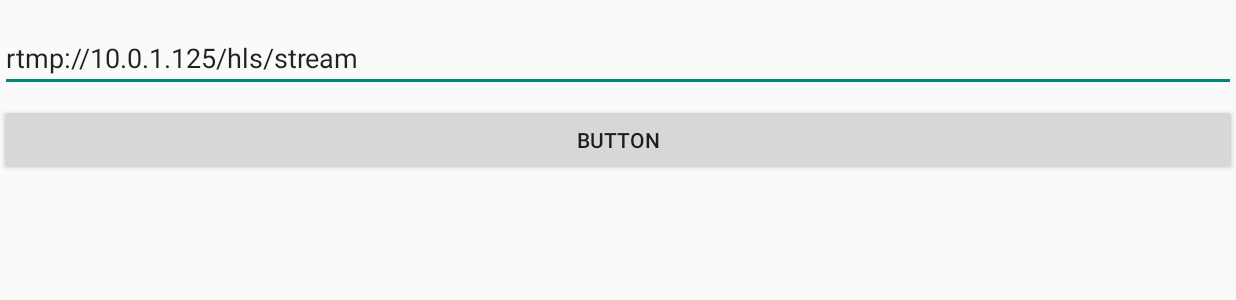
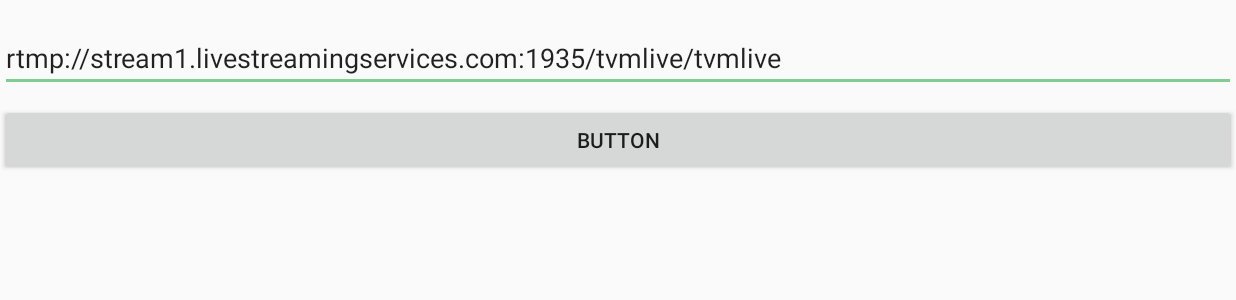
Before and after one commit to VadymMytr/Dream-Team-Game, an Android app: the screen it shows after launch (MainActivity), on a phone screen of 824 x 412 dp (held sideways). Shown: the top 300 px of the screen. Run offline under Robolectric (Android 15) with nearby library versions, the phone set to English and light mode, and no system bars.

Commit message:
connect #1/#2 branches and added UI

```diff
--- a/app/src/main/AndroidManifest.xml
+++ b/app/src/main/AndroidManifest.xml
@@ -23,9 +23,7 @@
         <activity
             android:name=".MediaPlayerActivity"
             android:screenOrientation="landscape"
-            android:theme="@style/AppTheme.NoActionBar"
-
-            />
+            android:theme="@style/AppTheme.NoActionBar" />
         <activity
             android:name=".MainActivity"
             android:screenOrientation="landscape">
--- a/app/src/main/java/ua/internteam/dreamteamgame/MainActivity.java
+++ b/app/src/main/java/ua/internteam/dreamteamgame/MainActivity.java
@@ -19,7 +19,8 @@ public class MainActivity extends AppCompatActivity {
         Button btn = (Button) findViewById(R.id.setIP);
         final EditText editText = (EditText) findViewById(R.id.urlET);
 
-        editText.setText("rtmp://10.0.1.125/hls/stream");
+//        editText.setText("rtmp://10.0.1.125/hls/stream");
+        editText.setText("rtmp://stream1.livestreamingservices.com:1935/tvmlive/tvmlive");
 
         btn.setOnClickListener(new View.OnClickListener() {
             @Override
--- a/app/src/main/res/values/colors.xml
+++ b/app/src/main/res/values/colors.xml
@@ -1,8 +1,9 @@
 <?xml version="1.0" encoding="utf-8"?>
 <resources>
-    <color name="colorPrimary">#008577</color>
-    <color name="colorPrimaryDark">#00574B</color>
-    <color name="colorAccent">#D81B60</color>
-
-    <color name="black_overlay">#66000000</color>
+    <color name="colorPrimary">#f5eaea</color>
+    <color name="colorPrimaryDark">#4d4646</color>
+    <color name="colorAccent">#7fcd91</color>
+    <color name="black">#000000</color>
+    <color name="white">#f4f4f4</color>
+    <color name="black_overlay">#5b5656</color>
 </resources>
--- a/app/src/main/res/values/strings.xml
+++ b/app/src/main/res/values/strings.xml
@@ -1,8 +1,5 @@
 <resources>
     <string name="app_name">DreamTeamGame</string>
     <string name="answer">Answer</string>
-
-    <string name="title_activity_fullscreen">FullscreenActivity</string>
-    <string name="dummy_button">Dummy Button</string>
-    <string name="dummy_content">DUMMY\nCONTENT</string>
+    <string name="send">Send</string>
 </resources>
--- a/app/src/main/res/values/styles.xml
+++ b/app/src/main/res/values/styles.xml
@@ -3,9 +3,9 @@
     <!-- Base application theme. -->
     <style name="AppTheme" parent="Theme.AppCompat.Light.NoActionBar">
         <!-- Customize your theme here. -->
-<!--        <item name="colorPrimary">@color/colorPrimary</item>-->
-<!--        <item name="colorPrimaryDark">@color/colorPrimaryDark</item>-->
-<!--        <item name="colorAccent">@color/colorAccent</item>-->
+        <item name="colorPrimary">@color/colorPrimary</item>
+        <item name="colorPrimaryDark">@color/colorPrimaryDark</item>
+        <item name="colorAccent">@color/colorAccent</item>
     </style>
 
     <style name="AppTheme.NoActionBar" parent="Theme.AppCompat.Light.NoActionBar">
```
Also changed, not shown: app/src/main/java/ua/internteam/dreamteamgame/MediaPlayerActivity.java (+42 -20 lines), app/src/main/res/layout/activity_media_player.xml (+49 -4 lines).
